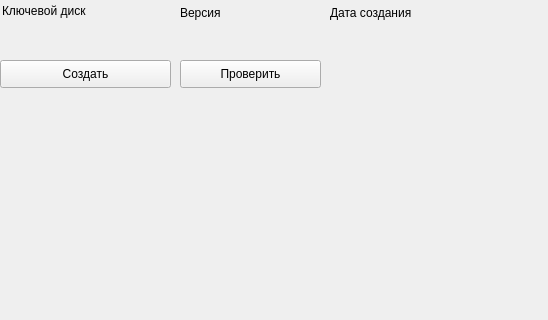
First picture: the form in m_cfg/admaud_widget.ui, repository xXRadioHeadXx/start7, before the edit; both pictures show x 0 to 548 and y 0 to 320 of the 548 by 651 pixel window.
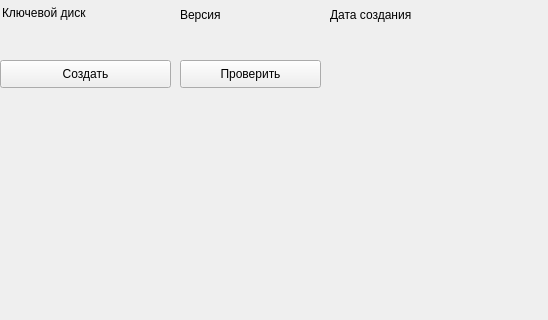
Second picture: the form after the edit. Custom widgets are drawn as their Qt base class.

Diff of the .ui file:
```diff
--- a/m_cfg/admaud_widget.ui
+++ b/m_cfg/admaud_widget.ui
@@ -19,7 +19,7 @@
      <x>330</x>
      <y>0</y>
      <width>171</width>
-     <height>25</height>
+     <height>30</height>
     </rect>
    </property>
    <property name="text">
@@ -32,7 +32,7 @@
      <x>0</x>
      <y>25</y>
      <width>171</width>
-     <height>25</height>
+     <height>30</height>
     </rect>
    </property>
   </widget>
@@ -55,7 +55,7 @@
      <x>2</x>
      <y>-2</y>
      <width>171</width>
-     <height>25</height>
+     <height>30</height>
     </rect>
    </property>
    <property name="text">
@@ -68,7 +68,7 @@
      <x>180</x>
      <y>26</y>
      <width>141</width>
-     <height>25</height>
+     <height>30</height>
     </rect>
    </property>
    <property name="contextMenuPolicy">
@@ -94,7 +94,7 @@
      <x>330</x>
      <y>26</y>
      <width>208</width>
-     <height>25</height>
+     <height>30</height>
     </rect>
    </property>
    <property name="text" stdset="0">
@@ -107,7 +107,7 @@
      <x>180</x>
      <y>0</y>
      <width>141</width>
-     <height>25</height>
+     <height>30</height>
     </rect>
    </property>
    <property name="text">
```
